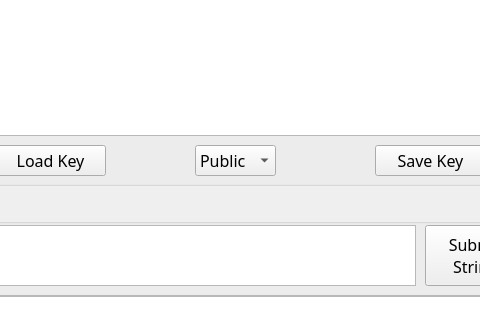
Before: the Qt Designer form src/main.ui in dann20/DSA, drawn with Qt 5; both pictures show x 165 to 645 and y 265 to 585 of the 814 by 822 pixel window.
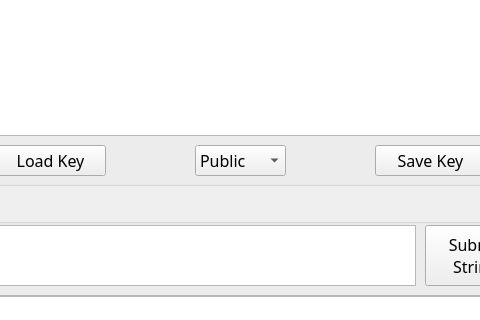
After: the same form once the commit is applied.

Diff of the .ui file:
```diff
--- a/src/main.ui
+++ b/src/main.ui
@@ -156,7 +156,7 @@
       <rect>
        <x>350</x>
        <y>330</y>
-       <width>81</width>
+       <width>91</width>
        <height>31</height>
       </rect>
      </property>
```
